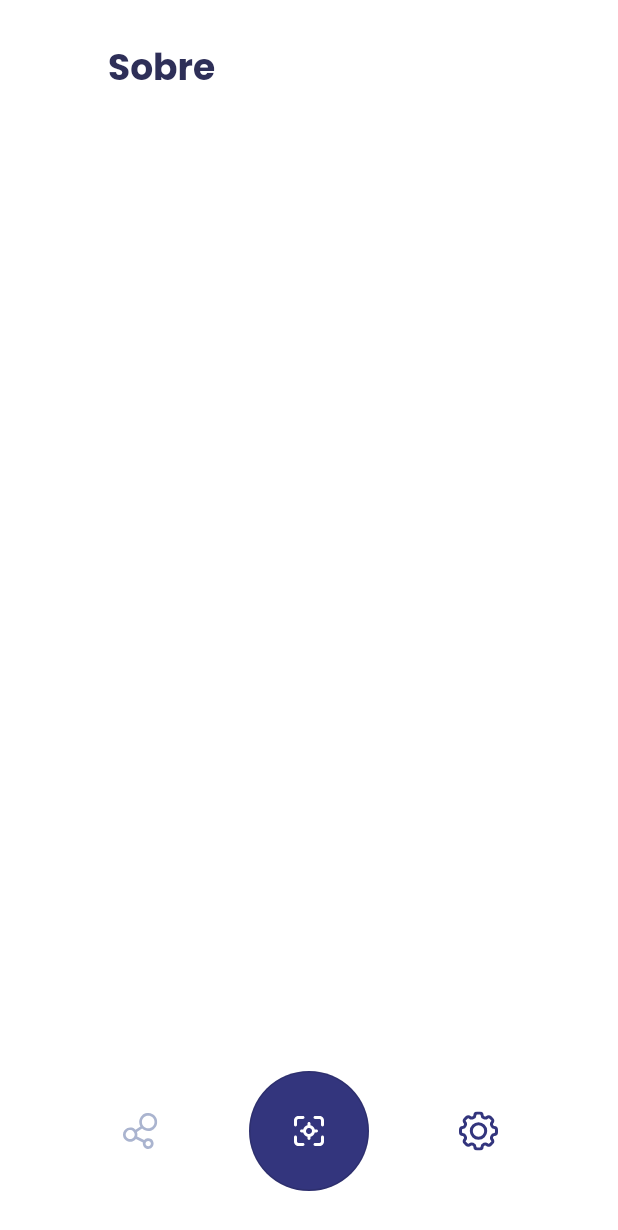
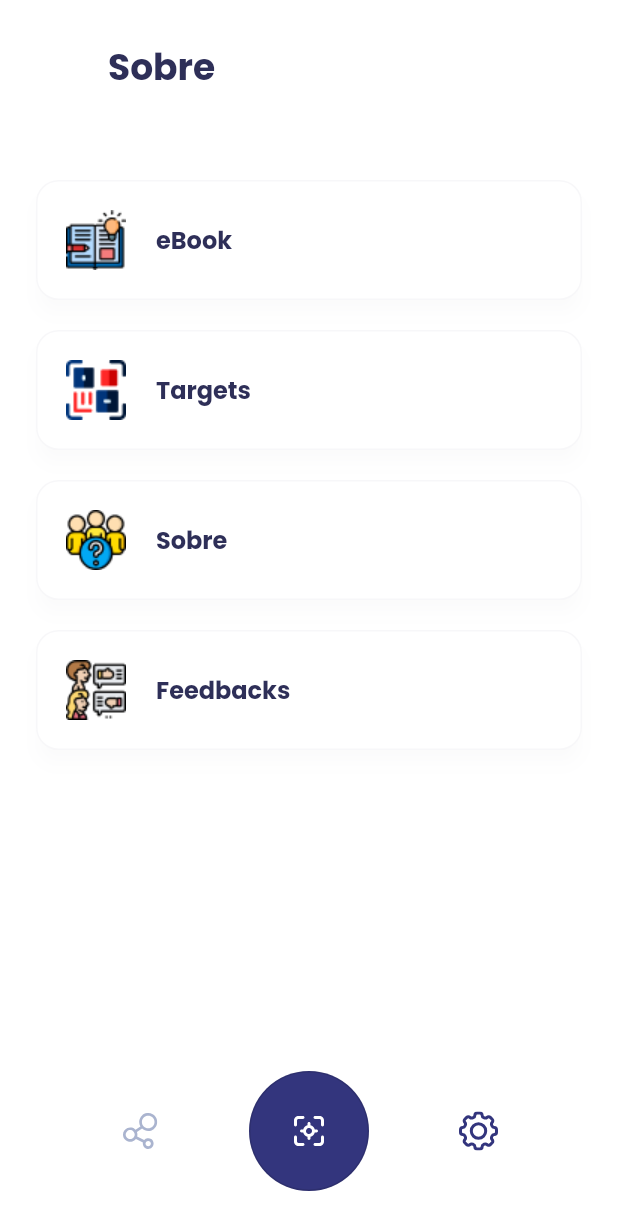
Before and after one commit to laitec-ifsp-cmp/moleculas_ar, a Flutter app: the HomeNavigationPage screen opened by its route, swiped to page 2, on a phone screen of 412 x 824 dp. Shown: the top 1230 px of the screen. Run offline on Flutter 3.47's test engine with Material 2 defaults, Android fonts, the phone set to English and light mode, and no system bars; our stand-ins replace flutter_svg, google_fonts.

Commit message:
🏡 Create about home page

```diff
--- /dev/null
+++ b/lib/modules/home_about/home_about_page.dart
@@ -0,0 +1,44 @@
+import 'package:flutter/material.dart';
+import 'package:moleculas_ar/shared/theme/app_theme.dart';
+import 'package:moleculas_ar/shared/widgets/shared_widgets.dart';
+
+class HomeAboutPage extends StatelessWidget {
+  const HomeAboutPage({Key? key}) : super(key: key);
+
+  @override
+  Widget build(BuildContext context) {
+    return SingleChildScrollView(
+      physics: BouncingScrollPhysics(),
+      child: Padding(
+        padding: EdgeInsets.symmetric(horizontal: 24, vertical: 30),
+        child: Column(
+          children: [
+            IconTextOutlinedButtonWidget(
+              imagePath: AppTheme.images.iconAboutBook,
+              label: "eBook",
+              onPressed: () {},
+            ),
+            SizedBox(height: 20),
+            IconTextOutlinedButtonWidget(
+              imagePath: AppTheme.images.iconAboutTargets,
+              label: "Targets",
+              onPressed: () {},
+            ),
+            SizedBox(height: 20),
+            IconTextOutlinedButtonWidget(
+              imagePath: AppTheme.images.iconAbout,
+              label: "Sobre",
+              onPressed: () {},
+            ),
+            SizedBox(height: 20),
+            IconTextOutlinedButtonWidget(
+              imagePath: AppTheme.images.iconAboutFeedback,
+              label: "Feedbacks",
+              onPressed: () {},
+            ),
+          ],
+        ),
+      ),
+    );
+  }
+}
--- a/lib/modules/home_navigation/home_navigation_page.dart
+++ b/lib/modules/home_navigation/home_navigation_page.dart
@@ -1,4 +1,5 @@
 import 'package:flutter/material.dart';
+import 'package:moleculas_ar/modules/home_about/home_about_page.dart';
 import 'package:moleculas_ar/modules/home_molecules/home_molecules_page.dart';
 import 'package:moleculas_ar/modules/home_navigation/widgets/home_bottom_nav/home_bottom_nav_widget.dart';
 import 'package:moleculas_ar/shared/theme/app_theme.dart';
@@ -36,9 +37,9 @@
                 _currentPage = newPage;
               });
             },
-            children: [
+            children: const [
               HomeMoleculesPage(),
-              Container(),
+              HomeAboutPage(),
             ],
           ),
           GradientMarginWidget(
--- a/lib/shared/theme/app_images.dart
+++ b/lib/shared/theme/app_images.dart
@@ -3,6 +3,10 @@
   String get arrowLeft;
   String get arrowRight;
   String get iconDnaMolecule;
+  String get iconAbout;
+  String get iconAboutBook;
+  String get iconAboutFeedback;
+  String get iconAboutTargets;
   String get iconGear;
   String get iconMolecule;
   String get iconSingleMolecule;
@@ -30,6 +34,18 @@
   String get iconGear => "assets/images/icon_gear.svg";
 
   @override
+  String get iconAbout => "assets/images/icon_about.png";
+
+  @override
+  String get iconAboutBook => "assets/images/icon_about_book.png";
+
+  @override
+  String get iconAboutFeedback => "assets/images/icon_about_feedback.png";
+
+  @override
+  String get iconAboutTargets => "assets/images/icon_about_targets.png";
+
+  @override
   String get iconMolecule => "assets/images/icon_molecule.svg";
 
   @override
```
Also changed, not shown: assets/images/icon_about.png (added), assets/images/icon_about_book.png (added), assets/images/icon_about_feedback.png (added), assets/images/icon_about_targets.png (added).
